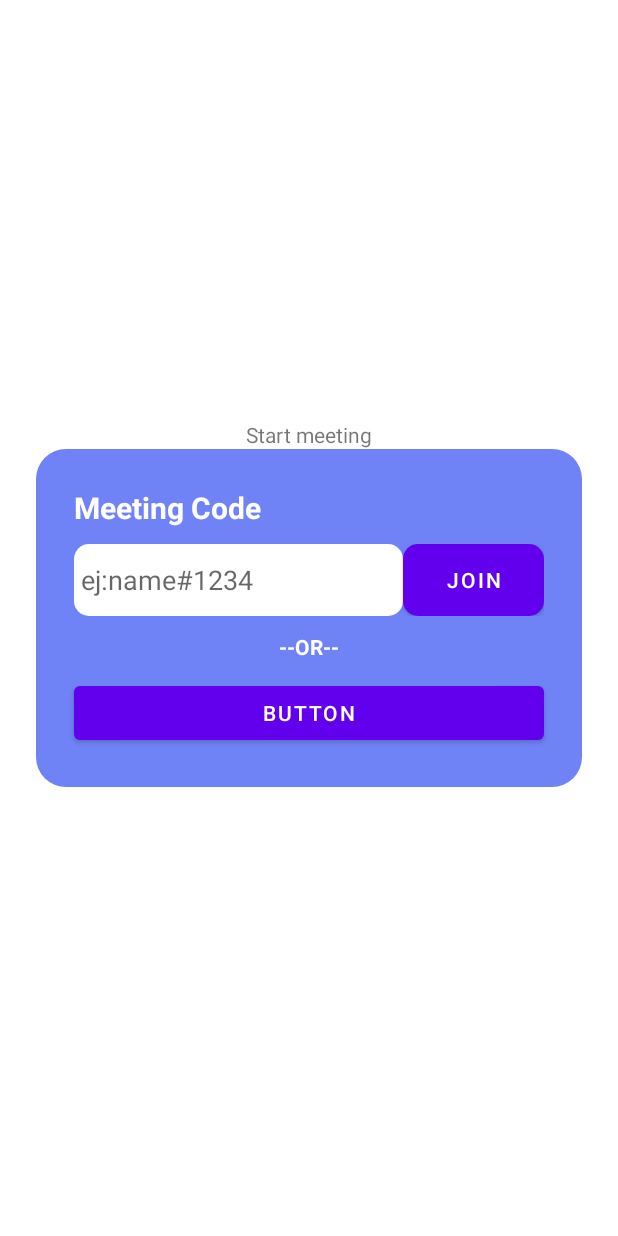
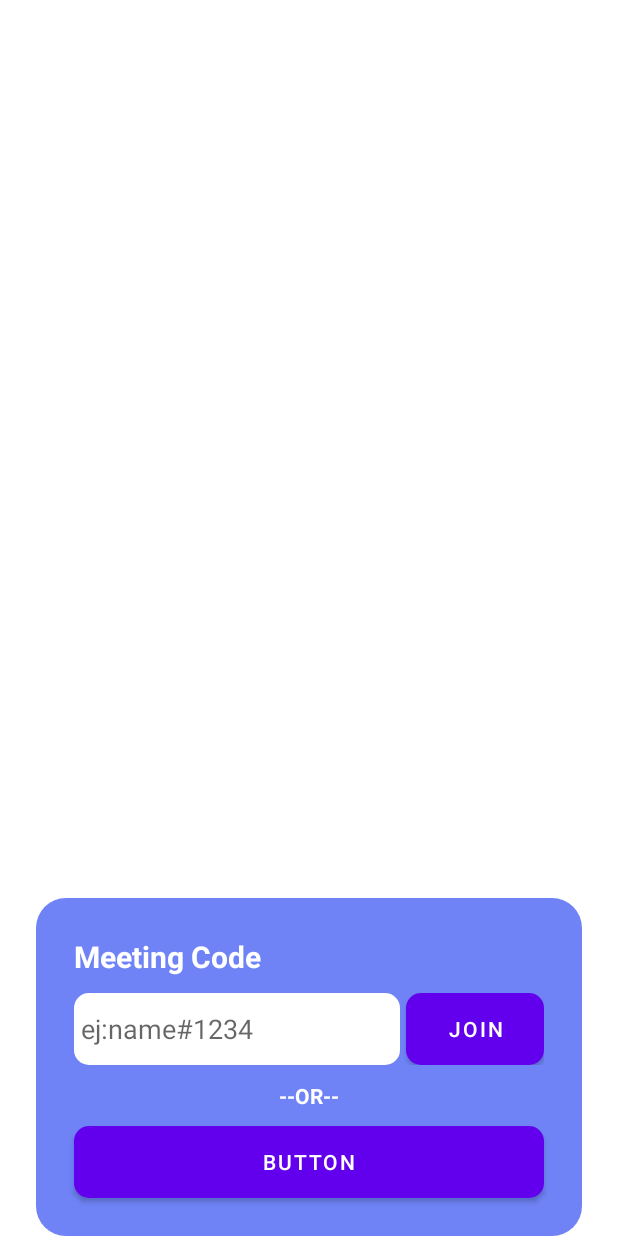
Before and after one commit to tipeXwins/tipexlunch, an Android app: the layout main_fragment.xml on its own in the app's theme, with its tools: preview values and no code run, on a phone screen of 412 x 824 dp. Run offline under Robolectric (Android 15) with nearby library versions, the phone set to English and light mode, and no system bars.

Commit message:
Version con la pantalla de unirse a meeting casi acabado

```diff
--- a/app/src/main/res/drawable/roundedsquare.xml
+++ b/app/src/main/res/drawable/roundedsquare.xml
@@ -21,7 +21,7 @@
         </padding>
 
         <corners
-            android:radius="20sp"   >
+            android:radius="@dimen/border_radius_big"   >
         </corners>
 
     </shape>
--- a/app/src/main/res/drawable/roundedsquare_child.xml
+++ b/app/src/main/res/drawable/roundedsquare_child.xml
@@ -21,7 +21,7 @@
     </padding>
 
     <corners
-        android:radius="10sp"   >
+        android:radius="@dimen/border_radius_small"   >
     </corners>
 
 </shape>
--- a/app/src/main/res/layout/main_fragment.xml
+++ b/app/src/main/res/layout/main_fragment.xml
@@ -9,15 +9,6 @@
     <androidx.constraintlayout.widget.ConstraintLayout
         android:layout_width="match_parent"
         android:layout_height="match_parent">
-
-        <TextView
-            android:id="@+id/textView4"
-            android:layout_width="wrap_content"
-            android:layout_height="wrap_content"
-            android:text="Start meeting"
-            app:layout_constraintBottom_toTopOf="@+id/linearLayout"
-            app:layout_constraintEnd_toEndOf="parent"
-            app:layout_constraintStart_toStartOf="parent" />
 
         <LinearLayout
             android:id="@+id/linearLayout"
@@ -32,8 +23,7 @@
             app:layout_constraintBottom_toBottomOf="parent"
             app:layout_constraintEnd_toEndOf="parent"
             app:layout_constraintHorizontal_bias="0.492"
-            app:layout_constraintStart_toStartOf="parent"
-            app:layout_constraintTop_toTopOf="parent">
+            app:layout_constraintStart_toStartOf="parent">
 
             <TextView
                 android:id="@+id/textView3"
@@ -65,6 +55,11 @@
 
                     />
 
+                <Space
+                    android:layout_width="wrap_content"
+                    android:layout_height="match_parent"
+                    android:layout_weight="1" />
+
                 <Button
                     android:id="@+id/button2"
                     android:layout_width="wrap_content"
@@ -93,7 +88,13 @@
                 android:layout_height="wrap_content"
                 android:layout_margin="@dimen/def"
                 android:layout_weight="1"
+                android:background="@drawable/roundedsquare_child"
                 android:text="Button" />
+
+            <Space
+                android:layout_width="wrap_content"
+                android:layout_height="match_parent"
+                android:layout_weight="1" />
 
         </LinearLayout>
     </androidx.constraintlayout.widget.ConstraintLayout>
--- /dev/null
+++ b/app/src/main/res/values/border_radius.xml
@@ -0,0 +1,9 @@
+<?xml version="1.0" encoding="utf-8"?>
+<resources>
+
+
+    <dimen name="border_radius_big">20sp</dimen>
+    <dimen name="border_radius_small">10sp</dimen>
+
+
+</resources>
--- a/app/src/main/res/values/margins.xml
+++ b/app/src/main/res/values/margins.xml
@@ -5,4 +5,5 @@
 
 
 
+
 </resources>
```
